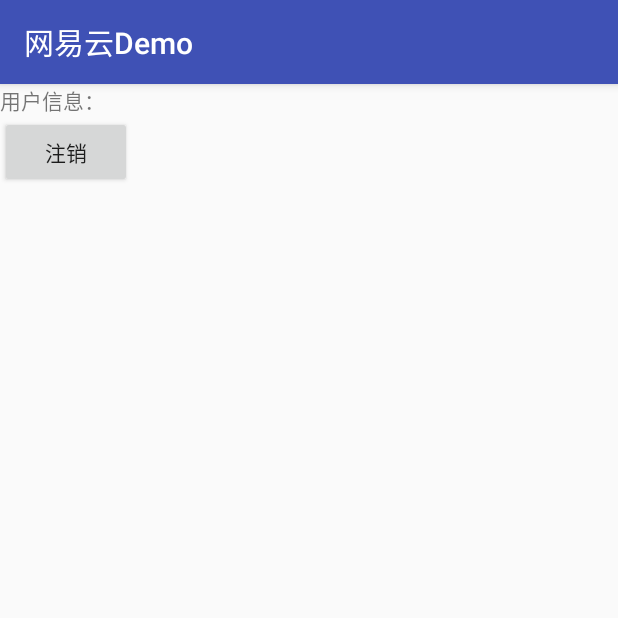
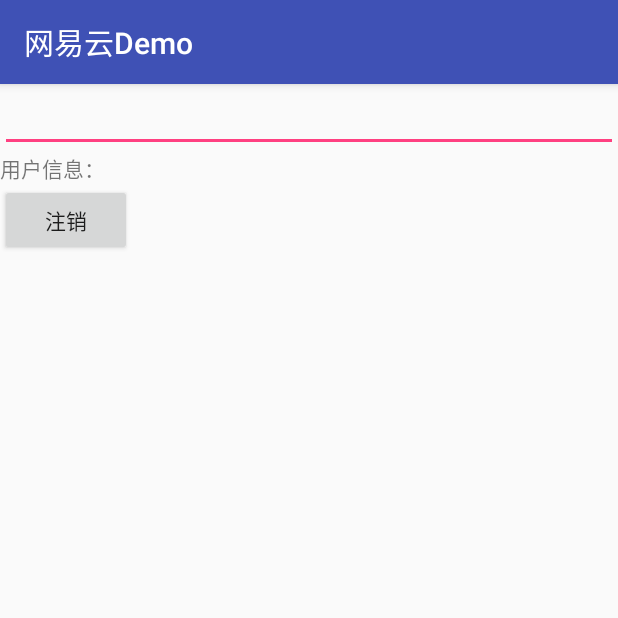
Before and after one commit to yanzhilong/Crintercom, an Android app: the MainFragment screen opened directly, with no data from a screen before it, on a phone screen of 412 x 824 dp, the top half of it. Run offline under Robolectric (Android 15) with nearby library versions, the phone set to English and light mode, and no system bars; 1 statement that could not run was skipped.

Commit message:
删除登陆界面，开机就默认登陆，开门消息完成，简单拔号

```diff
--- a/app/src/main/java/com/xmcrtech/intercom/MainFragment.java
+++ b/app/src/main/java/com/xmcrtech/intercom/MainFragment.java
@@ -3,10 +3,13 @@ package com.xmcrtech.intercom;
 import android.os.Bundle;
 import android.support.annotation.Nullable;
 import android.support.v4.app.Fragment;
+import android.text.Editable;
+import android.text.TextWatcher;
 import android.view.LayoutInflater;
 import android.view.View;
 import android.view.ViewGroup;
 import android.widget.Button;
+import android.widget.EditText;
 import android.widget.TextView;
 import android.widget.Toast;
 
@@ -14,6 +17,8 @@ import com.netease.nimlib.sdk.NIMClient;
 import com.netease.nimlib.sdk.Observer;
 import com.netease.nimlib.sdk.StatusCode;
 import com.netease.nimlib.sdk.auth.AuthServiceObserver;
+import com.netease.nimlib.sdk.avchat.constant.AVChatType;
+import com.xmcrtech.intercom.avchat.activity.AVChatActivity;
 import com.xmcrtech.intercom.config.Preferences;
 import com.xmcrtech.intercom.login.LoginActivity;
 
@@ -25,6 +30,8 @@ public class MainFragment extends Fragment implements View.OnClickListener {
     private Object object;
     private TextView userinfoTv;
     private Button loginout;
+    private EditText inputedit;
+    private String inputstr;
 
     public static MainFragment newInstance() {
         return new MainFragment();
@@ -52,6 +59,46 @@ public class MainFragment extends Fragment implements View.OnClickListener {
 
         userinfoTv = (TextView) root.findViewById(R.id.userinfo);
         loginout = (Button) root.findViewById(R.id.loginout);
+        inputedit = (EditText) root.findViewById(R.id.inputedit);
+
+        inputedit.addTextChangedListener(new TextWatcher(){
+
+            @Override
+            public void beforeTextChanged(CharSequence charSequence, int i, int i1, int i2) {
+
+
+                //text  输入框中改变前的字符串信息
+                //start 输入框中改变前的字符串的起始位置
+                //count 输入框中改变前后的字符串改变数量一般为0
+                //after 输入框中改变后的字符串与起始位置的偏移量
+            }
+
+            @Override
+            public void onTextChanged(CharSequence charSequence, int i, int i1, int i2) {
+                //text  输入框中改变后的字符串信息
+                //start 输入框中改变后的字符串的起始位置
+                //before 输入框中改变前的字符串的位置 默认为0
+                //count 输入框中改变后的一共输入字符串的数量
+                //判断最后一位
+                if(charSequence.length() > 0){
+                    String c = charSequence.toString().substring(charSequence.toString().length() - 1).substring(0,1);
+                    Toast.makeText(MainFragment.this.getContext(),c,Toast.LENGTH_SHORT).show();
+                    if(c.equals("*")){
+                        inputedit.setText("");
+                    }
+                    if(c.equals("#")){
+                        inputedit.setEnabled(false);
+                        outgoing();
+                    }
+                }
+            }
+
+            @Override
+            public void afterTextChanged(Editable editable) {
+
+                //edit  输入结束呈现在输入框中的信息
+            }
+        });
 
         loginout.setOnClickListener(this);
         //如果有设置菜单，需要加这个
@@ -134,4 +181,12 @@ public class MainFragment extends Fragment implements View.OnClickListener {
                 break;
         }
     }
+
+    /**
+     * 呼出
+     */
+    private void outgoing(){
+        //默认视频通话
+        AVChatActivity.outgoing(MainFragment.this.getContext(),"techxmcr", AVChatType.VIDEO);
+    }
 }
--- a/app/src/main/java/com/xmcrtech/intercom/avchat/activity/OutGoingFragment.java
+++ b/app/src/main/java/com/xmcrtech/intercom/avchat/activity/OutGoingFragment.java
@@ -24,7 +24,10 @@ import com.xmcrtech.intercom.avchat.AVChatSoundPlayer;
 import com.xmcrtech.intercom.config.SessionConfig;
 import com.xmcrtech.intercom.dialog.WaitDialog;
 
-
+/**
+ * 输出界面的Fragment
+ *
+ */
 public class OutGoingFragment extends Fragment implements View.OnClickListener {
 
     public static final String ACCOUNT = "account";
--- a/app/src/main/res/layout/main_frag.xml
+++ b/app/src/main/res/layout/main_frag.xml
@@ -1,14 +1,21 @@
 <?xml version="1.0" encoding="utf-8"?>
-<ScrollView xmlns:android="http://schemas.android.com/apk/res/android"
+<LinearLayout xmlns:android="http://schemas.android.com/apk/res/android"
     android:layout_width="match_parent"
     android:layout_height="match_parent"
     android:orientation="vertical">
 
     <LinearLayout
         android:layout_width="match_parent"
-        android:layout_height="wrap_content"
+        android:layout_height="match_parent"
         android:orientation="vertical">
 
+        <EditText
+            android:id="@+id/inputedit"
+            android:layout_width="match_parent"
+            android:layout_height="wrap_content"
+            android:cursorVisible="false"
+            android:textCursorDrawable="@null"
+            />
         <LinearLayout
             android:layout_width="match_parent"
             android:layout_height="wrap_content"
@@ -34,4 +41,4 @@
 
     </LinearLayout>
 
-</ScrollView>
+</LinearLayout>
```
Also changed, not shown: app/src/main/AndroidManifest.xml (+6 -5 lines), app/src/main/java/com/xmcrtech/intercom/MainActivity.java (+7 -0 lines), app/src/main/java/com/xmcrtech/intercom/avchat/activity/AVChatActivity.java (+16 -1 lines), app/src/main/java/com/xmcrtech/intercom/avchat/activity/IncallVideoFragment.java (+39 -6 lines), app/src/main/res/layout/incallvideo_frag.xml (+14 -4 lines).
